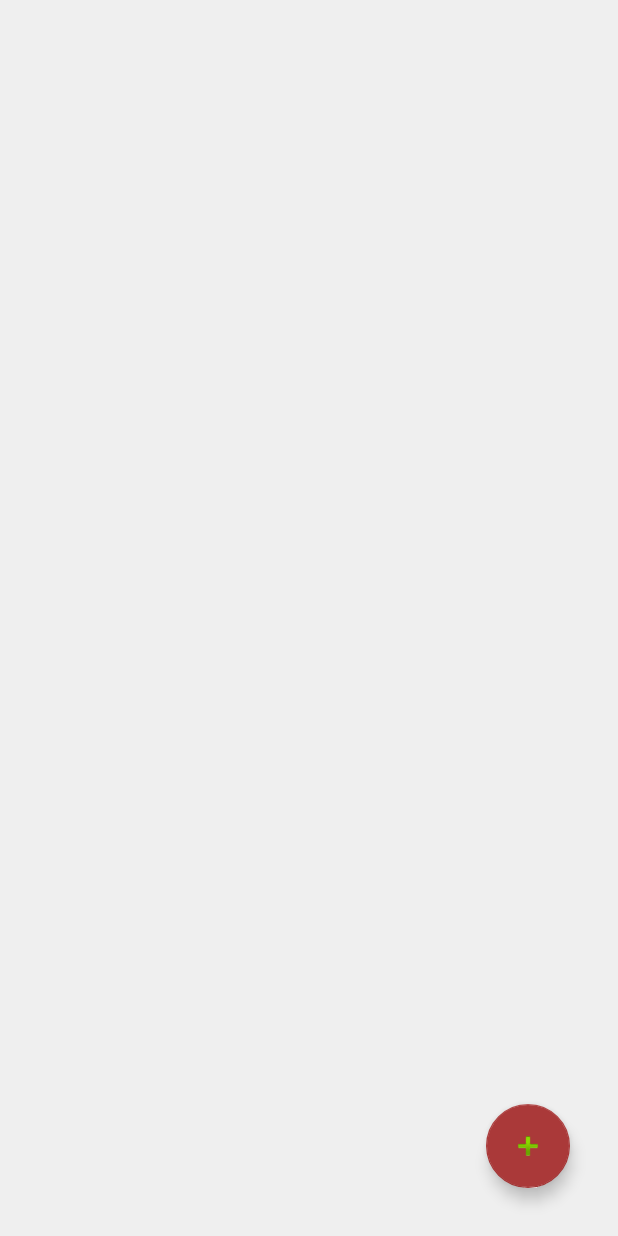
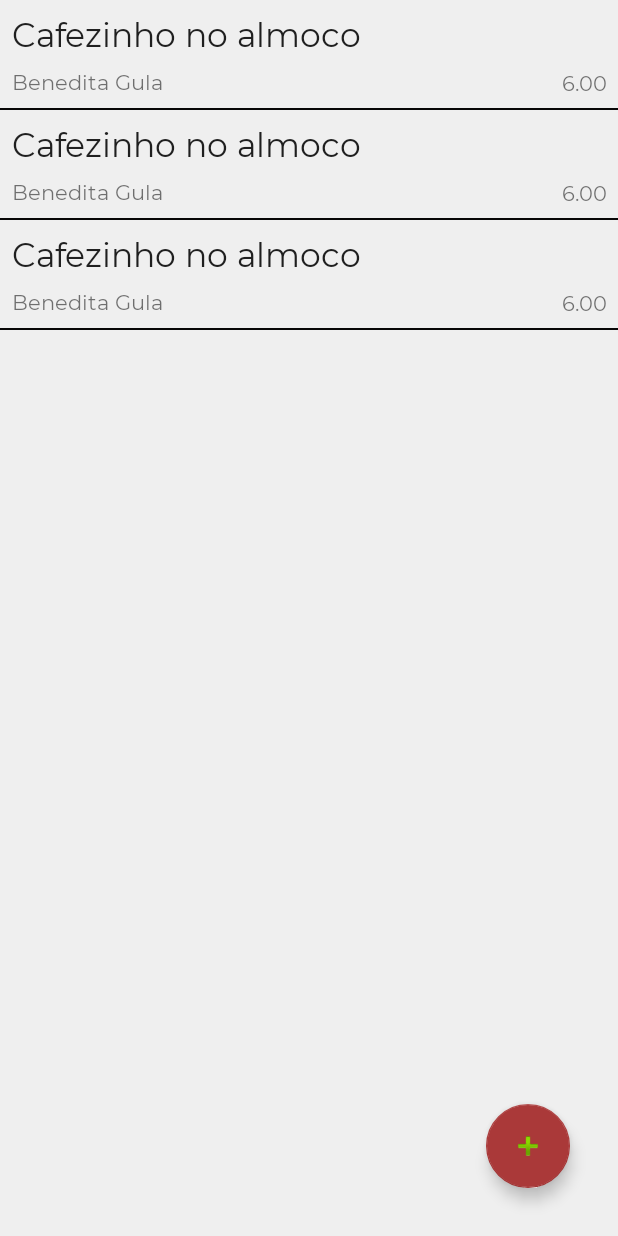
Before and after one commit to eberson/pami, an Android app: the layout activity_expenses.xml on its own in the app's theme, with its tools: preview values and no code run, on a phone screen of 412 x 824 dp. Run offline under Robolectric (Android 15) with nearby library versions, the phone set to English and light mode, and no system bars.

Commit message:
aula sobre RecyclerView

```diff
--- a/app/src/main/java/com/example/cursopami/MainActivity.kt
+++ b/app/src/main/java/com/example/cursopami/MainActivity.kt
@@ -19,7 +19,7 @@ class MainActivity : AppCompatActivity() {
         //inicialmente consideramos que o campo não tem erros
         txtUsuario.error = null
 
-        var nome = txtUsuario.text.toString()
+        val nome = txtUsuario.text.toString()
 
         //TextUtils.isEmpty checa se o parametro está vazio
         //guard block
@@ -36,12 +36,12 @@ class MainActivity : AppCompatActivity() {
     }
 
     fun showLinearLayout(v:View){
-        var intent = Intent(MainActivity@this, LinearActivity::class.java)
+        val intent = Intent(MainActivity@this, LinearActivity::class.java)
         startActivity(intent)
     }
 
     fun showRelativeLayout(v:View){
-        var intent = Intent(MainActivity@this, RelativeLayout::class.java)
+        val intent = Intent(MainActivity@this, RelativeLayout::class.java)
         startActivity(intent)
     }
 
--- a/app/src/main/res/layout/activity_expenses.xml
+++ b/app/src/main/res/layout/activity_expenses.xml
@@ -18,4 +18,15 @@
         app:layout_constraintBottom_toBottomOf="parent"
         app:layout_constraintEnd_toEndOf="parent"
         app:srcCompat="@android:drawable/ic_input_add" />
+
+    <androidx.recyclerview.widget.RecyclerView
+        android:id="@+id/expenses_list"
+        android:layout_width="0dp"
+        android:layout_height="0dp"
+        app:layout_constraintBottom_toBottomOf="parent"
+        app:layout_constraintEnd_toEndOf="parent"
+        app:layout_constraintStart_toStartOf="parent"
+        app:layout_constraintTop_toTopOf="parent"
+        tools:itemCount="3"
+        tools:listitem="@layout/expense_item" />
 </androidx.constraintlayout.widget.ConstraintLayout>
--- /dev/null
+++ b/app/src/main/res/layout/expense_item.xml
@@ -0,0 +1,56 @@
+<?xml version="1.0" encoding="utf-8"?>
+<androidx.constraintlayout.widget.ConstraintLayout xmlns:android="http://schemas.android.com/apk/res/android"
+    xmlns:app="http://schemas.android.com/apk/res-auto"
+    xmlns:tools="http://schemas.android.com/tools"
+    android:layout_width="match_parent"
+    android:layout_height="wrap_content">
+
+    <TextView
+        android:id="@+id/description"
+        android:layout_width="0dp"
+        android:layout_height="wrap_content"
+        android:layout_marginStart="8dp"
+        android:layout_marginTop="8dp"
+        android:layout_marginEnd="8dp"
+        android:textAppearance="@style/TextAppearance.AppCompat.Large"
+        app:layout_constraintEnd_toEndOf="parent"
+        app:layout_constraintStart_toStartOf="parent"
+        app:layout_constraintTop_toTopOf="parent"
+        tools:text="Cafezinho no almoco" />
+
+    <TextView
+        android:id="@+id/value"
+        android:layout_width="150dp"
+        android:layout_height="wrap_content"
+        android:layout_marginTop="8dp"
+        android:layout_marginEnd="8dp"
+        android:layout_marginBottom="8dp"
+        android:textAlignment="textEnd"
+        app:layout_constraintBottom_toBottomOf="parent"
+        app:layout_constraintEnd_toEndOf="parent"
+        app:layout_constraintTop_toBottomOf="@+id/description"
+        tools:text="6.00" />
+
+    <TextView
+        android:id="@+id/place"
+        android:layout_width="0dp"
+        android:layout_height="wrap_content"
+        android:layout_marginStart="8dp"
+        android:layout_marginTop="8dp"
+        android:layout_marginEnd="16dp"
+        app:layout_constraintEnd_toStartOf="@+id/value"
+        app:layout_constraintStart_toStartOf="parent"
+        app:layout_constraintTop_toBottomOf="@+id/description"
+        tools:text="Benedita Gula" />
+
+    <View
+        android:id="@+id/view"
+        android:layout_width="0dp"
+        android:layout_height="1dp"
+        android:layout_marginTop="8dp"
+        android:background="#070606"
+        app:layout_constraintBottom_toBottomOf="parent"
+        app:layout_constraintEnd_toEndOf="parent"
+        app:layout_constraintStart_toStartOf="parent"
+        app:layout_constraintTop_toBottomOf="@+id/place" />
+</androidx.constraintlayout.widget.ConstraintLayout>
```
Also changed, not shown: app/src/main/java/com/example/cursopami/ExpensesActivity.kt (+48 -1 lines), app/src/main/java/com/example/cursopami/NewExpenseActivity.kt (+17 -7 lines), app/src/main/java/com/example/cursopami/model/Expense.kt (added, +31 -0 lines), app/src/main/java/com/example/cursopami/model/ExpenseAdapter.kt (added, +57 -0 lines), app/src/main/java/com/example/cursopami/repository/ExpenseRepository.kt (added, +21 -0 lines).
